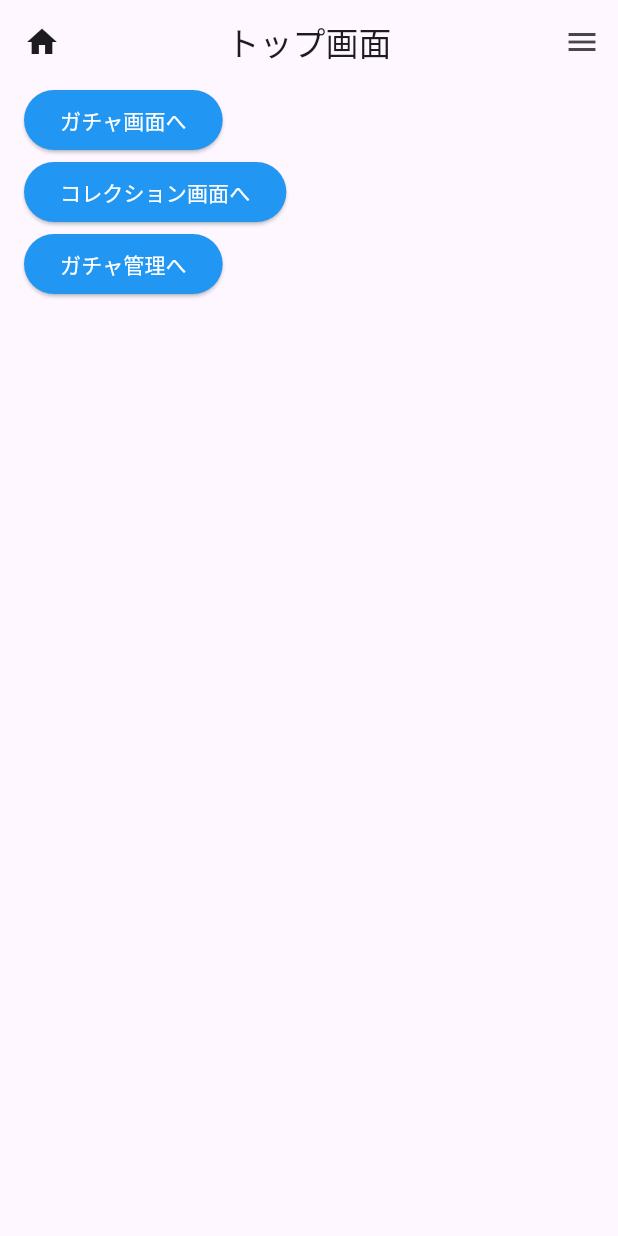
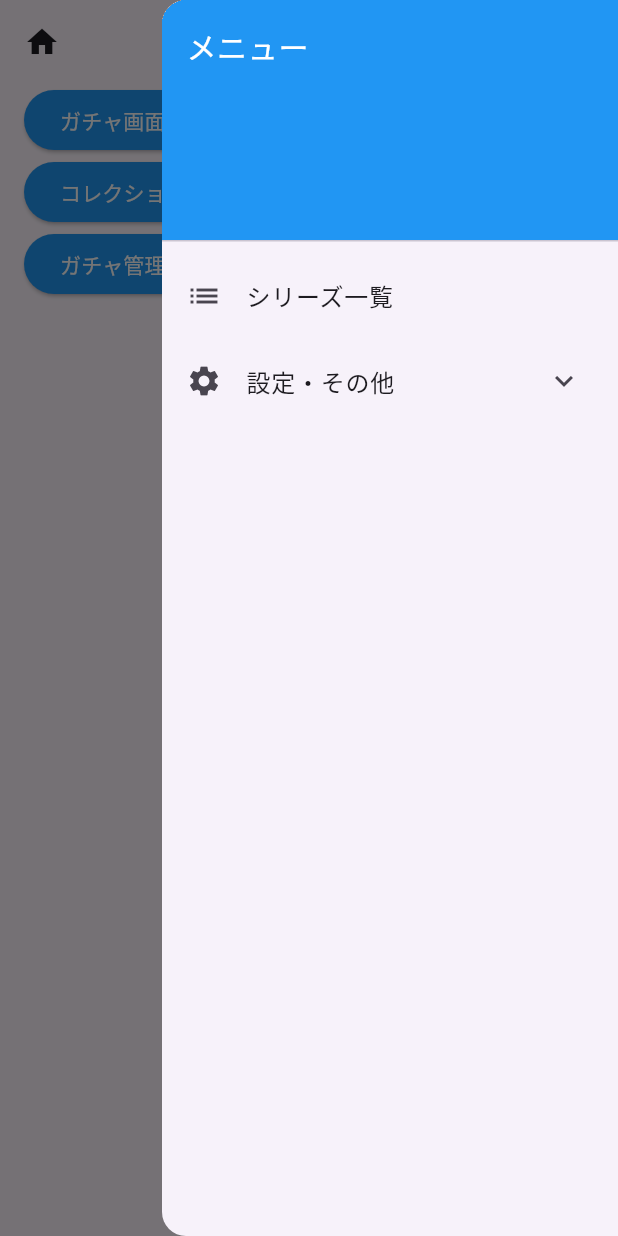
Before and after one commit to Sagara0627/gacha_app, a Flutter app: the screen it shows after launch, with the side drawer open (before the commit the screen has no drawer), on a phone screen of 412 x 824 dp. Run offline on Flutter 3.47's test engine with Material 3 defaults, Android fonts, the phone set to English and light mode, and no system bars; our stand-ins replace flutter_riverpod, isar, riverpod_annotation; accounts and stored records are empty; generated files the repository leaves out were written again.

Commit message:
CommonLayout内にScaffoldも内包させることで、各ページに記載する内容を概ね共通化

```diff
--- a/lib/views/gacha_collection/gacha_collection_page.dart
+++ b/lib/views/gacha_collection/gacha_collection_page.dart
@@ -1,7 +1,6 @@
 import 'package:flutter/material.dart';
 import 'package:flutter_riverpod/flutter_riverpod.dart';
 import 'package:gacha_app/widgets/common/common_layout.dart';
-import 'package:gacha_app/widgets/common/custom_app_bar.dart';
 import 'package:gacha_app/providers/gacha_item_entity_provider.dart';
 
 class GachaCollectionPage extends ConsumerWidget {
@@ -9,12 +8,10 @@ class GachaCollectionPage extends ConsumerWidget {
 
   @override
   Widget build(BuildContext context, WidgetRef ref) {
-    // 1. DBのデータをリアルタイム監視
-    final gachaItemsAsync = ref.watch(gachaItemEntityListProvider);
+    final gachaItemsAsync = ref.watch(gachaItemEntityListProvider); // DBのデータをリアルタイム監視
 
-    return Scaffold(
-      appBar: CustomAppBar(title: 'コレクション画面'),
-      body: CommonLayout(
+    return CommonLayout(
+      title: 'コレクション画面',
       child: gachaItemsAsync.when(
         data: (items) => items.isEmpty
           ? const Center(child: Text('アイテムがありません。右下の＋で追加！'))
@@ -31,7 +28,6 @@ class GachaCollectionPage extends ConsumerWidget {
         loading: () => const Center(child: CircularProgressIndicator()),
         error: (err, stack) => Center(child: Text('エラー: $err')),
       ),
-      ),
     );
   }
 }
--- a/lib/views/gacha_manage/gacha_manage_page.dart
+++ b/lib/views/gacha_manage/gacha_manage_page.dart
@@ -2,7 +2,6 @@ import 'package:flutter/material.dart';
 import 'package:flutter_riverpod/flutter_riverpod.dart';
 import './gacha_create_page.dart';
 import 'package:gacha_app/widgets/common/common_layout.dart';
-import 'package:gacha_app/widgets/common/custom_app_bar.dart';
 import 'package:gacha_app/widgets/common/navigation_button.dart';
 import 'package:gacha_app/providers/gacha_series_entity_provider.dart';
 
@@ -11,19 +10,17 @@ class GachaManagePage extends ConsumerWidget {
 
   @override
   Widget build(BuildContext context, WidgetRef ref) {
-    // 1. DBのデータをリアルタイム監視
-    final gachaSeriessAsync = ref.watch(gachaSeriesEntityListProvider);
+    final gachaSeriessAsync = ref.watch(gachaSeriesEntityListProvider); // DBのデータをリアルタイム監視
 
-    return Scaffold(
-      appBar: CustomAppBar(title: 'ガチャシリーズ一覧'),
-      body: CommonLayout(
+    return CommonLayout(
+      title: 'ガチャシリーズ一覧',
       child: Column(
         crossAxisAlignment: CrossAxisAlignment.start,
         children: [
           Expanded(
             child: gachaSeriessAsync.when(
               data: (serieses) => serieses.isEmpty
-                  ? const Center(child: Text('作成済みのシリーズがありません。'),)
+                ? const Center(child: Text('作成済みのシリーズがありません。'))
                 : ListView.builder(
                   itemCount: serieses.length,
                   itemBuilder: (context, index) {
@@ -47,7 +44,6 @@ class GachaManagePage extends ConsumerWidget {
           ),
         ],
       ),
-      ),
     );
   }
 }
--- a/lib/views/top_page.dart
+++ b/lib/views/top_page.dart
@@ -1,7 +1,6 @@
 import 'package:flutter/material.dart';
 import 'package:flutter_riverpod/flutter_riverpod.dart';
 import 'package:gacha_app/widgets/common/common_layout.dart';
-import 'package:gacha_app/widgets/common/custom_app_bar.dart';
 import 'package:gacha_app/widgets/common/navigation_button.dart';
 import 'gacha/gacha_page.dart';
 import 'gacha_collection/gacha_collection_page.dart';
@@ -12,9 +11,8 @@ class TopPage extends ConsumerWidget {
 
   @override
   Widget build(BuildContext context, WidgetRef ref) {
-    return Scaffold(
-      appBar: CustomAppBar(title: 'トップ画面'),
-      body: CommonLayout(
+    return CommonLayout(
+      title: 'トップ画面',
       child: Column(
         crossAxisAlignment: CrossAxisAlignment.start,
         children: [
@@ -32,7 +30,6 @@ class TopPage extends ConsumerWidget {
           ),
         ],
       ),
-      ),
     );
   }
 }
--- a/lib/widgets/common/common_layout.dart
+++ b/lib/widgets/common/common_layout.dart
@@ -1,15 +1,29 @@
 import 'package:flutter/material.dart';
+import './custom_app_bar.dart';
+import './custom_drawer.dart';
 
 class CommonLayout extends StatelessWidget {
   final Widget child;
+  final String title;
+  final Widget? floatingActionButton;
 
-  const CommonLayout({super.key, required this.child});
+  const CommonLayout({
+    super.key,
+    required this.child,
+    required this.title,
+    this.floatingActionButton,
+  });
 
   @override
   Widget build(BuildContext context) {
-    return Padding(
-      padding: const EdgeInsets.symmetric(horizontal: 16.0),
-      child: child,
+    return Scaffold(
+      appBar: CustomAppBar(title: title),
+      endDrawer: const CustomDrawer(),
+      body: Padding(
+        padding: const EdgeInsets.symmetric(horizontal: 16.0),
+        child: child,
+      ),
+      floatingActionButton: floatingActionButton,
     );
   }
 }
--- /dev/null
+++ b/lib/widgets/common/custom_drawer.dart
@@ -0,0 +1,41 @@
+import 'package:flutter/material.dart';
+
+class CustomDrawer extends StatelessWidget {
+  const CustomDrawer({super.key});
+
+  @override
+  Widget build(BuildContext context) {
+    return Drawer(
+      child: ListView(
+        children: [
+          const DrawerHeader(
+            decoration: BoxDecoration(color: Colors.blue),
+            child: Text('メニュー', style: TextStyle(color: Colors.white, fontSize: 20)),
+          ),
+          ListTile(
+            leading: const Icon(Icons.list),
+            title: const Text('シリーズ一覧'),
+            onTap: () {
+              // 遷移処理など
+            },
+          ),
+          // アコーディオンメニュー（ExpansionTile）
+          ExpansionTile(
+            leading: const Icon(Icons.settings),
+            title: const Text('設定・その他'),
+            children: [
+              ListTile(
+                title: const Text('ユーザー設定'),
+                onTap: () {},
+              ),
+              ListTile(
+                title: const Text('アプリ情報'),
+                onTap: () {},
+              ),
+            ],
+          ),
+        ],
+      ),
+    );
+  }
+}
```
Also changed, not shown: lib/views/gacha/gacha_page.dart (+13 -20 lines), lib/views/gacha_manage/gacha_create_page.dart (+2 -8 lines), lib/views/gacha_manage/gacha_page.dart (+13 -20 lines). Lines whose indentation alone changed are shown as unchanged.
